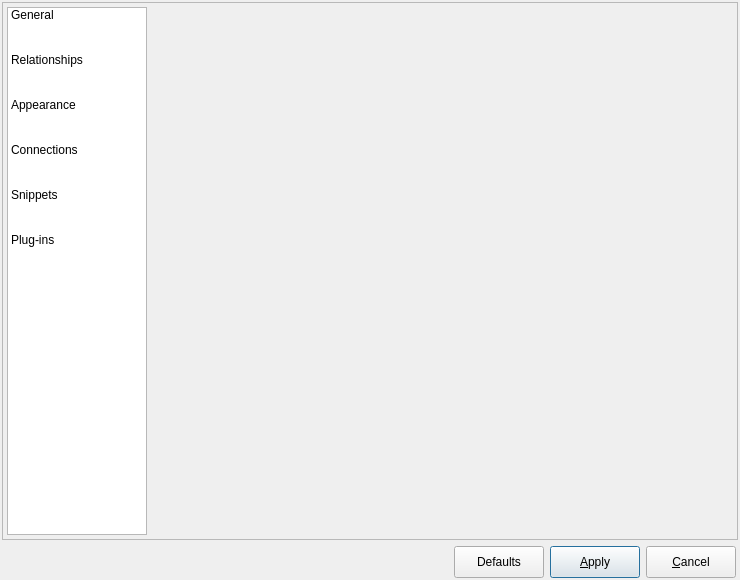
The window that libpgmodeler_ui/ui/configurationform.ui (pgmodeler/pgmodeler) describes before a commit, drawn with Qt 5.
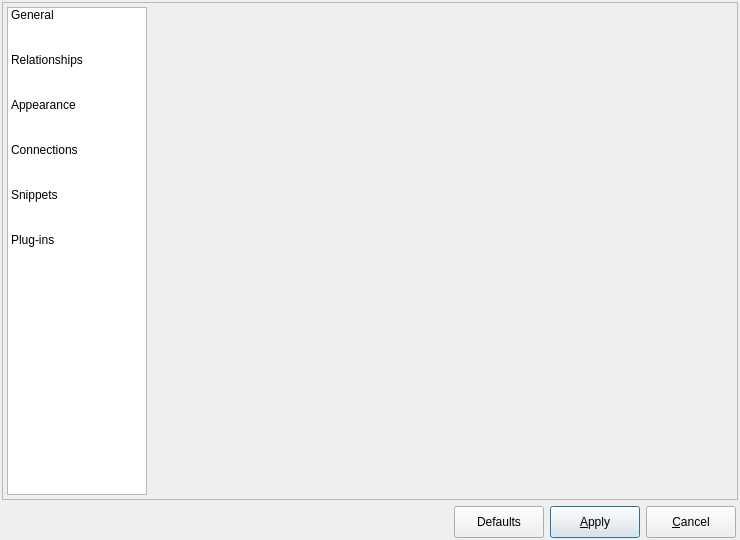
The same window after the commit. Icons and pictures are not drawn.

```diff
--- a/libpgmodeler_ui/ui/configurationform.ui
+++ b/libpgmodeler_ui/ui/configurationform.ui
@@ -10,7 +10,7 @@
     <x>0</x>
     <y>0</y>
     <width>740</width>
-    <height>580</height>
+    <height>540</height>
    </rect>
   </property>
   <property name="sizePolicy">
@@ -21,8 +21,8 @@
   </property>
   <property name="minimumSize">
    <size>
-    <width>740</width>
-    <height>580</height>
+    <width>640</width>
+    <height>480</height>
    </size>
   </property>
   <property name="windowTitle">
```
